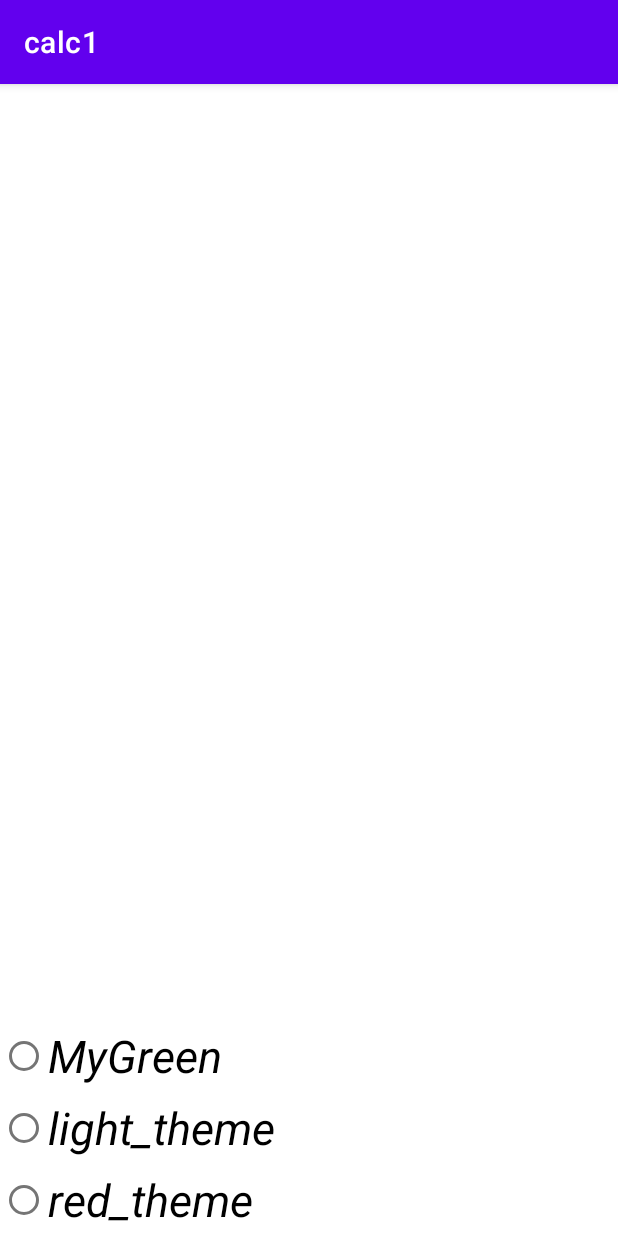
After one commit to AleksTereh/calc1, an Android app: the SettingsActivity screen opened directly, with no data from a screen before it, on a phone screen of 412 x 824 dp. The commit adds this screen. Run offline under Robolectric (Android 15) with nearby library versions, the phone set to English and light mode, and no system bars; Roboto replaces fonts that are not available here.

Commit message:
SettingsActivity+перенос радио кнопок

```diff
--- a/app/build.gradle
+++ b/app/build.gradle
@@ -32,6 +32,7 @@ dependencies {
     implementation 'androidx.appcompat:appcompat:1.3.1'
     implementation 'com.google.android.material:material:1.4.0'
     implementation 'androidx.constraintlayout:constraintlayout:2.1.1'
+    implementation 'androidx.preference:preference:1.1.1'
     testImplementation 'junit:junit:4.+'
     androidTestImplementation 'androidx.test.ext:junit:1.1.3'
     androidTestImplementation 'androidx.test.espresso:espresso-core:3.4.0'
--- /dev/null
+++ b/app/src/main/java/ru/alekstereh/myapplication/SettingsActivity.java
@@ -0,0 +1,87 @@
+package ru.alekstereh.myapplication;
+
+import android.content.SharedPreferences;
+import android.os.Bundle;
+import android.view.View;
+import android.widget.RadioGroup;
+
+import androidx.appcompat.app.AppCompatActivity;
+
+import com.google.android.material.radiobutton.MaterialRadioButton;
+
+
+public class SettingsActivity extends AppCompatActivity {
+
+    private static final String NameSharedPreference = "LOGIN";
+    public static final String AppTheme = "APP_THEME";
+    public static final int MyCoolCodeStyle = 0;
+    public static final int AppThemeLightCodeStyle = 1;
+    public static final int AppThemeRedCodeStyle = 2;
+
+
+    @Override
+    protected void onCreate(Bundle savedInstanceState) {
+        super.onCreate(savedInstanceState);
+        setTheme(getAppTheme(R.style.MyGreen));
+        setContentView(R.layout.settings_activity);
+
+
+    }
+
+
+    private void initThemeChooser() {
+        initRadioButton(findViewById(R.id.radioButtonMyGreen), MyCoolCodeStyle);
+        initRadioButton(findViewById(R.id.radioButton_light_theme), AppThemeLightCodeStyle);
+        initRadioButton(findViewById(R.id.radioButton_red_theme), AppThemeRedCodeStyle);
+        RadioGroup rg = findViewById(R.id.radioButtons);
+        ((MaterialRadioButton) rg.getChildAt(getCodeStyle(MyCoolCodeStyle))).setChecked(true);
+    }
+
+
+    private void initRadioButton(View button, final int codeStyle) {
+        button.setOnClickListener(new View.OnClickListener() {
+            @Override
+            public void onClick(View v) {
+                // сохраним настройки
+                setAppTheme(codeStyle);
+                // пересоздадим активити, чтобы тема применилась
+                recreate();
+            }
+        });
+    }
+
+
+    // Сохранение настроек
+    protected void setAppTheme(int codeStyle) {
+        SharedPreferences sharedPref = getSharedPreferences(NameSharedPreference, MODE_PRIVATE);
+        // Настройки сохраняются посредством специального класса editor.
+        SharedPreferences.Editor editor = sharedPref.edit();
+        editor.putInt(AppTheme, codeStyle);
+        editor.apply();
+    }
+
+
+    private int getAppTheme(int codeStyle) {
+        return codeStyleToStyleId(getCodeStyle(codeStyle));
+    }
+
+    protected int getCodeStyle(int codeStyle) {
+        // Работаем через специальный класс сохранения и чтения настроек
+        SharedPreferences sharedPref = getSharedPreferences(NameSharedPreference, MODE_PRIVATE);
+        //Прочитать тему, если настройка не найдена - взять по умолчанию
+        return sharedPref.getInt(AppTheme, codeStyle);
+    }
+
+    private int codeStyleToStyleId(int codeStyle) {
+        switch (codeStyle) {
+            case AppThemeLightCodeStyle:
+                return R.style.light_theme;
+            case AppThemeRedCodeStyle:
+                return R.style.red_theme;
+            default:
+                return R.style.MyGreen;
+        }
+    }
+
+
+}
--- /dev/null
+++ b/app/src/main/res/layout/settings_activity.xml
@@ -0,0 +1,38 @@
+<androidx.constraintlayout.widget.ConstraintLayout xmlns:android="http://schemas.android.com/apk/res/android"
+
+    xmlns:tools="http://schemas.android.com/tools"
+    android:layout_width="match_parent"
+    android:layout_height="match_parent"
+    xmlns:app="http://schemas.android.com/apk/res-auto"
+    tools:context=".SettingsActivity"
+    >
+
+    <RadioGroup
+        android:id="@+id/radioButtons"
+        android:layout_width="0dp"
+        android:layout_height="wrap_content"
+        app:layout_constraintBottom_toBottomOf="parent"
+        app:layout_constraintEnd_toEndOf="parent"
+        app:layout_constraintStart_toStartOf="parent">
+
+        <com.google.android.material.radiobutton.MaterialRadioButton
+            android:id="@+id/radioButtonMyGreen"
+            android:layout_width="match_parent"
+            android:layout_height="wrap_content"
+            android:text="@string/MyGreen" />
+
+        <com.google.android.material.radiobutton.MaterialRadioButton
+            android:id="@+id/radioButton_light_theme"
+            android:layout_width="match_parent"
+            android:layout_height="wrap_content"
+            android:text="@string/light_theme" />
+
+        <com.google.android.material.radiobutton.MaterialRadioButton
+            android:id="@+id/radioButton_red_theme"
+            android:layout_width="match_parent"
+            android:layout_height="wrap_content"
+            android:text="@string/red_theme" />
+
+    </RadioGroup>
+
+</androidx.constraintlayout.widget.ConstraintLayout>
```
Also changed, not shown: app/src/main/AndroidManifest.xml (+6 -4 lines), app/src/main/res/layout/activity_main.xml (+0 -26 lines), app/src/main/res/values/arrays.xml (added, +12 -0 lines), app/src/main/res/values/strings.xml (+16 -0 lines), app/src/main/res/xml/root_preferences.xml (added, +35 -0 lines).
